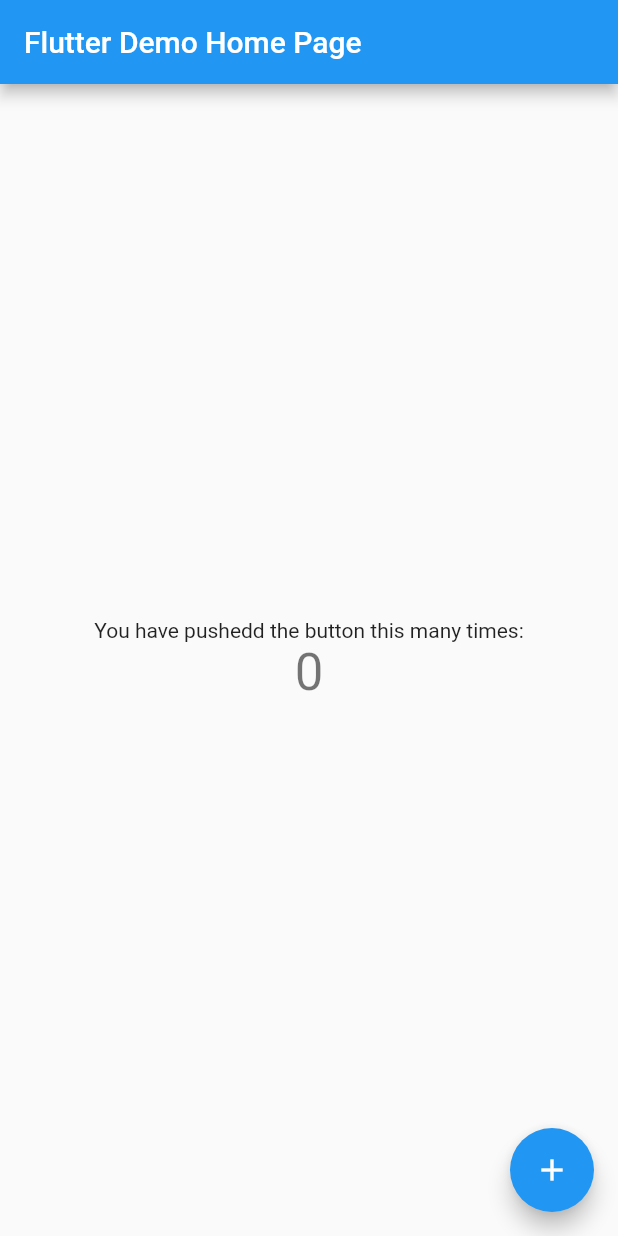
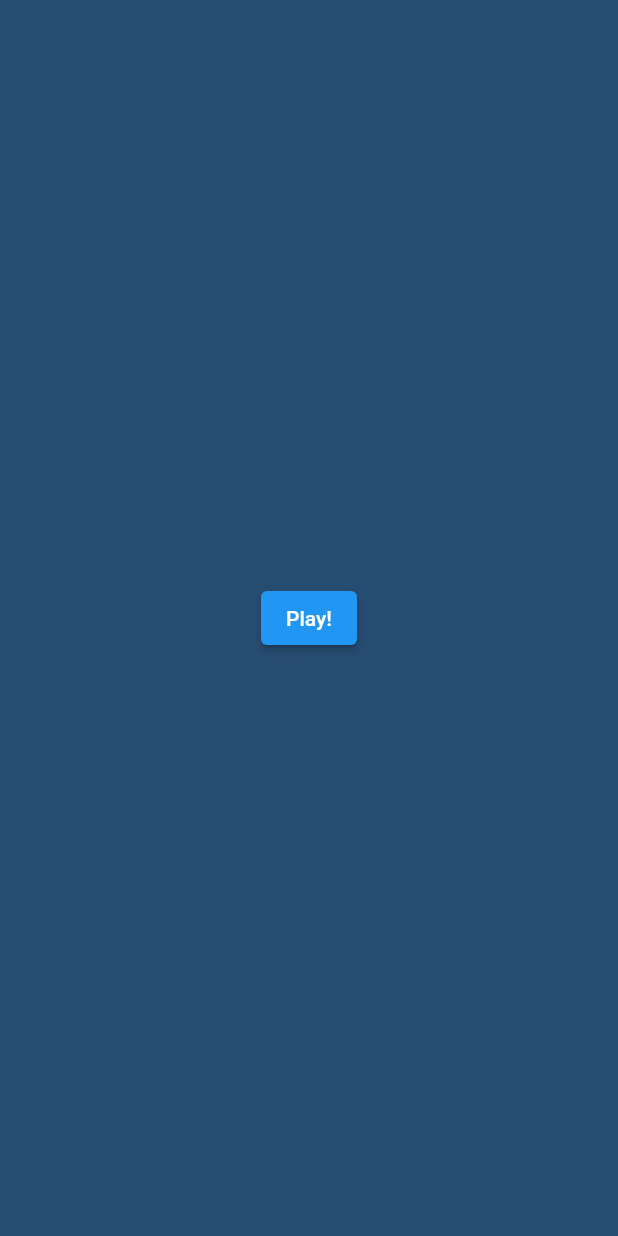
Before and after one commit to DevranAkat/Flutter-QuizApp, a Flutter app: the screen it shows after launch, on a phone screen of 412 x 824 dp. Run offline on Flutter 3.47's test engine with Material 2 defaults, Android fonts, the phone set to English and light mode, and no system bars.

Commit message:
Added HomePage and QuizPage

```diff
--- a/lib/main.dart
+++ b/lib/main.dart
@@ -1,4 +1,6 @@
 import 'package:flutter/material.dart';
+import 'screens/quiz_page.dart';
+import 'screens/home_page.dart';
 
 void main() {
   runApp(const MyApp());
@@ -7,109 +9,20 @@ void main() {
 class MyApp extends StatelessWidget {
   const MyApp({Key? key}) : super(key: key);
 
-  // This widget is the root of your application.
   @override
   Widget build(BuildContext context) {
     return MaterialApp(
-      title: 'Flutter Demo',
+      title: 'Quiz App',
+      debugShowCheckedModeBanner: false,
       theme: ThemeData(
-        // This is the theme of your application.
-        //
-        // Try running your application with "flutter run". You'll see the
-        // application has a blue toolbar. Then, without quitting the app, try
-        // changing the primarySwatch below to Colors.green and then invoke
-        // "hot reload" (press "r" in the console where you ran "flutter run",
-        // or simply save your changes to "hot reload" in a Flutter IDE).
-        // Notice that the counter didn't reset back to zero; the application
-        // is not restarted.
-        primarySwatch: Colors.blue,
+        scaffoldBackgroundColor: const Color(0xFF274C71),
+        primaryColor: const Color(0xFF222831),
       ),
-      home: const MyHomePage(title: 'Flutter Demo Home Page'),
+      routes: {
+        '/': (context) => HomePage(),
+        '/second': (context) => QuizPage(),
+      },
+      initialRoute: '/',
     );
   }
 }
-
-class MyHomePage extends StatefulWidget {
-  const MyHomePage({Key? key, required this.title}) : super(key: key);
-
-  // This widget is the home page of your application. It is stateful, meaning
-  // that it has a State object (defined below) that contains fields that affect
-  // how it looks.
-
-  // This class is the configuration for the state. It holds the values (in this
-  // case the title) provided by the parent (in this case the App widget) and
-  // used by the build method of the State. Fields in a Widget subclass are
-  // always marked "final".
-
-  final String title;
-
-  @override
-  State<MyHomePage> createState() => _MyHomePageState();
-}
-
-class _MyHomePageState extends State<MyHomePage> {
-  int _counter = 0;
-
-  void _incrementCounter() {
-    setState(() {
-      // This call to setState tells the Flutter framework that something has
-      // changed in this State, which causes it to rerun the build method below
-      // so that the display can reflect the updated values. If we changed
-      // _counter without calling setState(), then the build method would not be
-      // called again, and so nothing would appear to happen.
-      _counter++;
-    });
-  }
-
-  @override
-  Widget build(BuildContext context) {
-    // This method is rerun every time setState is called, for instance as done
-    // by the _incrementCounter method above.
-    //
-    // The Flutter framework has been optimized to make rerunning build methods
-    // fast, so that you can just rebuild anything that needs updating rather
-    // than having to individually change instances of widgets.
-    return Scaffold(
-      appBar: AppBar(
-        // Here we take the value from the MyHomePage object that was created by
-        // the App.build method, and use it to set our appbar title.
-        title: Text(widget.title),
-      ),
-      body: Center(
-        // Center is a layout widget. It takes a single child and positions it
-        // in the middle of the parent.
-        child: Column(
-          // Column is also a layout widget. It takes a list of children and
-          // arranges them vertically. By default, it sizes itself to fit its
-          // children horizontally, and tries to be as tall as its parent.
-          //
-          // Invoke "debug painting" (press "p" in the console, choose the
-          // "Toggle Debug Paint" action from the Flutter Inspector in Android
-          // Studio, or the "Toggle Debug Paint" command in Visual Studio Code)
-          // to see the wireframe for each widget.
-          //
-          // Column has various properties to control how it sizes itself and
-          // how it positions its children. Here we use mainAxisAlignment to
-          // center the children vertically; the main axis here is the vertical
-          // axis because Columns are vertical (the cross axis would be
-          // horizontal).
-          mainAxisAlignment: MainAxisAlignment.center,
-          children: <Widget>[
-            const Text(
-              'You have pushedd the button this many times:',
-            ),
-            Text(
-              '$_counter',
-              style: Theme.of(context).textTheme.headline4,
-            ),
-          ],
-        ),
-      ),
-      floatingActionButton: FloatingActionButton(
-        onPressed: _incrementCounter,
-        tooltip: 'Increment',
-        child: const Icon(Icons.add),
-      ), // This trailing comma makes auto-formatting nicer for build methods.
-    );
-  }
-}
--- /dev/null
+++ b/lib/screens/home_page.dart
@@ -0,0 +1,27 @@
+import 'package:flutter/material.dart';
+
+class HomePage extends StatelessWidget {
+  const HomePage({Key? key}) : super(key: key);
+
+  @override
+  Widget build(BuildContext context) => const Scaffold(
+        body: PlayButton(),
+      );
+}
+
+class PlayButton extends StatelessWidget {
+  const PlayButton({Key? key}) : super(key: key);
+
+  @override
+  Widget build(BuildContext context) {
+    return Center(
+      child: ElevatedButton(
+          onPressed: () => Navigator.pushNamed(context, '/second'),
+          child: const Text('Play!'),
+          style: ElevatedButton.styleFrom(
+            primary: Colors.blue,
+          ),
+      ),
+    );
+  }
+}
--- /dev/null
+++ b/lib/screens/quiz_page.dart
@@ -0,0 +1,21 @@
+import 'package:flutter/material.dart';
+
+class QuizPage extends StatelessWidget {
+  const QuizPage({Key? key}) : super(key: key);
+
+  @override
+  Widget build(BuildContext context) {
+    return Scaffold(
+      appBar: AppBar(
+        centerTitle: true,
+        backgroundColor: const Color(0xFF222831),
+        title: const Text('Quiz'),
+        shape: const RoundedRectangleBorder(
+          borderRadius: BorderRadius.vertical(
+            bottom: Radius.circular(40),
+          ),
+        ),
+      ),
+    );
+  }
+}
```
Also changed, not shown: 1 other file.
